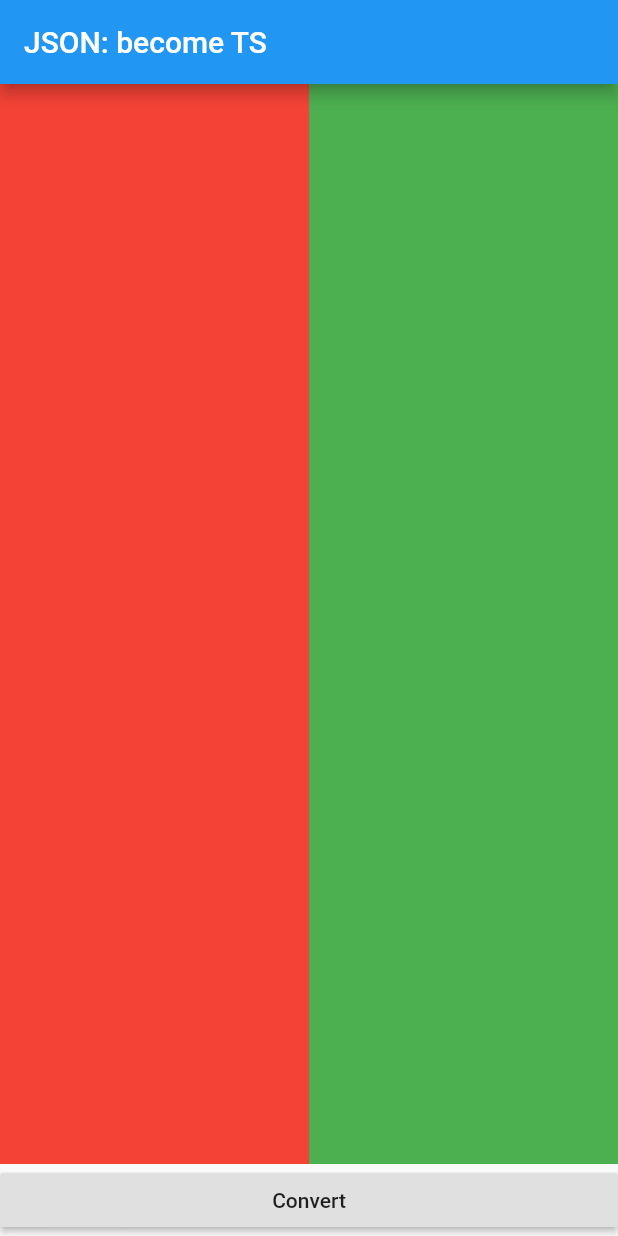
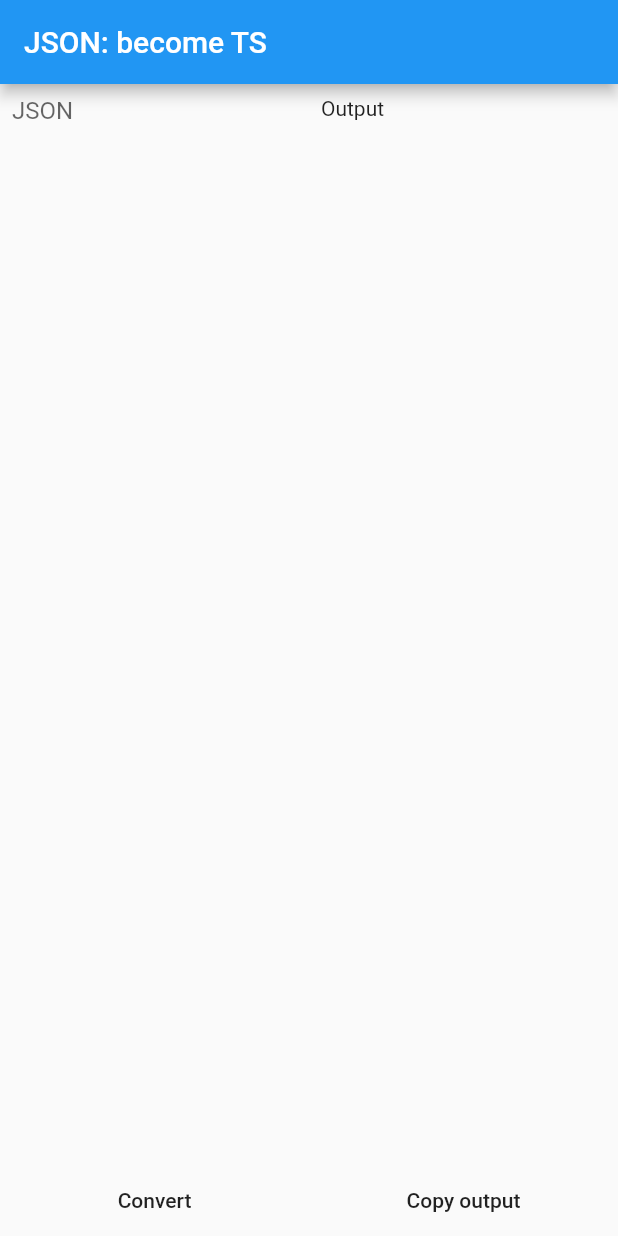
Before and after one commit to HenryQuan/json-become-ts, a Flutter app: the screen it shows after launch, on a phone screen of 412 x 824 dp. Run offline on Flutter 3.47's test engine with Material 2 defaults, Android fonts, the phone set to English and light mode, and no system bars.

Commit message:
ui is good so far

```diff
--- a/GUI/lib/ui/page/HomePage.dart
+++ b/GUI/lib/ui/page/HomePage.dart
@@ -8,7 +8,6 @@ class HomePage extends StatefulWidget {
   _HomePageState createState() => _HomePageState();
 }
 
-
 class _HomePageState extends State<HomePage> {
   @override
   Widget build(BuildContext context) {
@@ -16,30 +15,56 @@ class _HomePageState extends State<HomePage> {
       appBar: AppBar(
         title: Text('JSON: become TS')
       ),
-      body: Column(
+      body: SafeArea(
+        child: Column(
           children: <Widget>[
             Expanded(
               child: Row(
                 children: <Widget>[
-                Flexible(
-                  flex: 1,
-                  child: Container(color: Colors.red),
+                  Expanded(
+                    child: Container(
+                      margin: EdgeInsets.all(8),
+                      child: TextFormField(
+                        expands: true,
+                        keyboardType: TextInputType.multiline,
+                        maxLines: null,
+                        decoration: InputDecoration.collapsed(
+                          hintText: 'JSON',
                         ),
-                Flexible(
-                  flex: 1,
-                  child: Container(color: Colors.green),
+                        autocorrect: false,
+                        autofocus: false,
+                      ),
+                    ),
+                  ),
+                  Expanded(
+                    child: ListView(
+                      padding: EdgeInsets.all(8),
+                      children: <Widget>[
+                        Text('Output')
+                      ],
+                    ),
                   ),
                 ],
               ),
             ),
-          SizedBox(
-            width: double.infinity,
-            child: RaisedButton(
+            Row(
+              children: <Widget>[
+                Expanded(
+                  child: FlatButton(
                     child: Text('Convert'),
                     onPressed: () {},
                   ),
+                ),
+                Expanded(
+                  child: FlatButton(
+                    child: Text('Copy output'),
+                    onPressed: () {},
+                  ),
+                ),
+              ],
             )
           ],
+        ),
       ),
     );
   }
```
Lines whose indentation alone changed are shown as unchanged.
